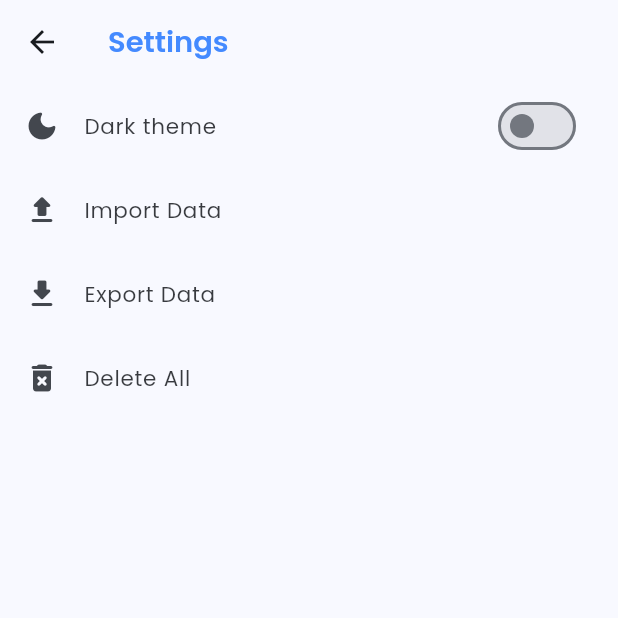
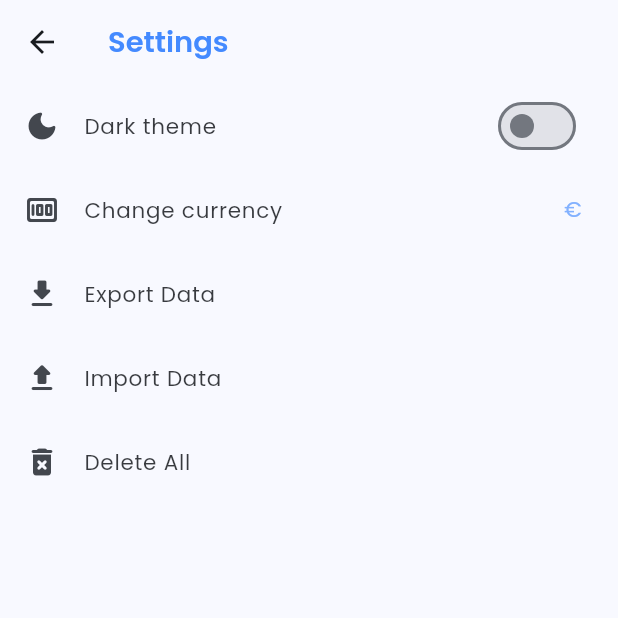
Before and after one commit to jyodesh10/MyTracker, a Flutter app: the screen it shows after launch, after a tap on the "settings" icon, on a phone screen of 412 x 824 dp, the top half of it. Run offline on Flutter 3.47's test engine with Material 3 defaults, Android fonts, the phone set to English and light mode, and no system bars; our stand-ins replace equatable, file_picker, fl_chart, flutter_bloc, google_fonts, isar and 3 more; missing offline and left inert: open_file_manager; accounts and stored records are empty; generated files the repository leaves out were written again; network calls fail.

Commit message:
added change currency feature

```diff
--- /dev/null
+++ b/lib/cubit/currency_cubit/currency_cubit.dart
@@ -0,0 +1,36 @@
+import 'dart:convert';
+
+import 'package:equatable/equatable.dart';
+import 'package:flutter_bloc/flutter_bloc.dart';
+import 'package:my_tracker/utils/shared_pref.dart';
+
+import '../../data/api.dart';
+
+part 'currency_state.dart';
+
+class CurrencyCubit extends Cubit<String> {
+  CurrencyCubit() : super("€");
+
+
+  fetchCurrency() async {
+    var data = await Api.getCurrency();
+    var res = jsonDecode(data);
+    SharedPref.write("EUR", res["data"]["EUR"]);
+    SharedPref.write("INR", res["data"]["INR"]);
+    SharedPref.write("USD", res["data"]["USD"]);
+  }
+
+  checkcurrency() {
+    if(SharedPref.read("selectedCurrency")!=null) {
+      emit(SharedPref.read("selectedCurrency"));
+    } else {
+      emit("€");
+    }
+  }
+
+  selectedCurrency(String currency) {
+    fetchCurrency();
+    SharedPref.write("selectedCurrency", currency);
+    emit(currency);
+  }
+}
--- /dev/null
+++ b/lib/data/api.dart
@@ -0,0 +1,15 @@
+import "package:http/http.dart" as http;
+
+import "../constant.dart";
+
+class Api {
+  static Future<String> getCurrency() async {
+    try {
+      var response = await http.get(Uri.parse(currencyUrl));
+
+      return response.body;
+    } on Exception catch (e) {
+      return e.toString();
+    }
+  }
+}
--- a/lib/main.dart
+++ b/lib/main.dart
@@ -1,6 +1,7 @@
 import 'package:flutter/material.dart';
 import 'package:flutter_bloc/flutter_bloc.dart';
 import 'package:my_tracker/cubit/category_cubit/category_cubit.dart';
+import 'package:my_tracker/cubit/currency_cubit/currency_cubit.dart';
 import 'package:my_tracker/cubit/expenses_cubit/expenses_cubit.dart';
 import 'package:my_tracker/cubit/theme_cubit/theme_cubit.dart';
 import 'package:my_tracker/db_controller/db_controller.dart';
@@ -64,9 +65,12 @@ class MyApp extends StatelessWidget {
               BlocProvider(
                 create: (context) => CategoryCubit()..addCategories(),
               ),
+              BlocProvider(
+                create: (context) => CurrencyCubit()..checkcurrency(),
+              ),
             ],
             child: MaterialApp(
-              title: 'Flutter Demo',
+              title: 'My Tracker',
               debugShowCheckedModeBanner: false,
               theme: lightTheme,
               darkTheme: darkTheme,
--- /dev/null
+++ b/lib/model/currency.dart
@@ -0,0 +1,21 @@
+class CurrencyModel {
+    final Data? data;
+
+    CurrencyModel({
+        this.data,
+    });
+
+}
+
+class Data {
+    final double? cad;
+    final double? eur;
+    final int? usd;
+
+    Data({
+        this.cad,
+        this.eur,
+        this.usd,
+    });
+
+}
--- a/lib/pages/edit_expense_page.dart
+++ b/lib/pages/edit_expense_page.dart
@@ -7,6 +7,7 @@ import 'package:my_tracker/themes.dart';
 import 'package:my_tracker/utils/dateformatter.dart';
 import 'package:responsive_sizer/responsive_sizer.dart';
 
+import '../cubit/currency_cubit/currency_cubit.dart';
 import '../cubit/expenses_cubit/expenses_cubit.dart';
 
 class EditExpensePage extends StatefulWidget {
@@ -125,7 +126,7 @@ class _EditExpensePageState extends State<EditExpensePage> {
                       mainAxisAlignment: MainAxisAlignment.center,
                       children: [
                         Text(
-                          "€  ",
+                          "${context.watch<CurrencyCubit>().state}  ",
                           style: lighttitlestyle(context).copyWith(fontSize: 20.sp),
                         ),
                         Flexible(
--- a/lib/pages/home_page.dart
+++ b/lib/pages/home_page.dart
@@ -2,6 +2,7 @@ import 'package:fl_chart/fl_chart.dart';
 import 'package:flutter/material.dart';
 import 'package:flutter_bloc/flutter_bloc.dart';
 import 'package:my_tracker/cubit/amount_cubit/amount_cubit.dart';
+import 'package:my_tracker/cubit/currency_cubit/currency_cubit.dart';
 import 'package:my_tracker/cubit/expenses_cubit/expenses_cubit.dart';
 import 'package:my_tracker/pages/add_expense_page.dart';
 import 'package:my_tracker/pages/edit_expense_page.dart';
@@ -25,7 +26,17 @@ class _HomePageState extends State<HomePage> with SingleTickerProviderStateMixin
   int tab = 0;
 
   sumup(List<double> amt) {
+    double todouble = double.parse(amt.fold(0.0, (p, c) => p + c).toStringAsFixed(2));
+    if(context.watch<CurrencyCubit>().state == "€") {
       return amt.fold(0.0, (p, c) => p + c).toStringAsFixed(2);
+    } else if(context.watch<CurrencyCubit>().state == "Rs.") {
+      double inr = double.parse(SharedPref.read("INR").toString());
+      return (todouble * inr * 1.6).toStringAsFixed(2);
+    } else {
+      double usd = double.parse(SharedPref.read("USD").toString());
+      return (todouble * usd).toStringAsFixed(2);
+    }
+    // return amt.fold(0.0, (p, c) => p + c).toStringAsFixed(2);
   }
 
   Color interpolateColor(Color start, Color end, double t) {
@@ -45,12 +56,30 @@ class _HomePageState extends State<HomePage> with SingleTickerProviderStateMixin
 
   late TabController tabController;
   List<Map> cat = [];
+
   @override
   void initState() {
     super.initState();
+    firstTimeLaunch();
     tabController = TabController(initialIndex: SharedPref.read("tab") ?? 0, length: 4, vsync: this, animationDuration: Duration(milliseconds: 100))..addListener(() {
       handleTabChange(tabController.index);
     },);
+  }
+
+  String currency = "€";
+
+  String getCurrency() {
+    currency = context.watch<CurrencyCubit>().state;
+    return currency;
+  }
+
+  firstTimeLaunch() async {
+    if(SharedPref.read("firstTime") == null || SharedPref.read("firstTime") == true) {
+      SharedPref.write("firstTime", false);
+      context.read<CurrencyCubit>().fetchCurrency();
+    } else {
+      SharedPref.write("firstTime", false);
+    }
   }
 
   void handleTabChange(int value) async {
@@ -130,18 +159,23 @@ class _HomePageState extends State<HomePage> with SingleTickerProviderStateMixin
                                 ),
                               ),
                             ),
-                            AnimatedContainer(
-                              duration: Duration(seconds: 2),
-                              curve: Curves.fastEaseInToSlowEaseOut,
+                            ConstrainedBox(
+                              constraints: BoxConstraints(
+                                maxHeight: 40.sp,
+                                maxWidth: 45.w,
+                              ),
+                              child: FittedBox(
                                 child: Text(
                                   state is ExpensesLoaded
-                                  ? "€ ${sumup(state.expenses.map((e) => double.parse(e.amount.toString())).toList())}"
-                                  : "€ 000",
+                                    ? "${getCurrency()} ${sumup(state.expenses.map((e) => double.parse(e.amount.toString())).toList())}"
+                                    : "${getCurrency()} 000",
                                   style: titlestyle(context).copyWith(
                                     color: Colors.blueAccent,
                                     fontSize: 22.sp,
                                   ),
+                                  maxLines: 1,
                                 ),
+                              )
                             ),
                             Positioned(
                               top: 10.sp,
@@ -282,7 +316,7 @@ class _HomePageState extends State<HomePage> with SingleTickerProviderStateMixin
               Column(
                 children: [
                   Text(
-                    "- € ${state.expenses[index].amount.toString()}",
+                    "- ${getCurrency()} ${state.expenses[index].amount.toString()}",
                     style: lighttitlestyle(context).copyWith(
                       fontWeight: FontWeight.bold,
                       color: Colors.red,
--- a/lib/pages/settings_page.dart
+++ b/lib/pages/settings_page.dart
@@ -5,12 +5,14 @@ import 'dart:typed_data';
 import 'package:file_picker/file_picker.dart';
 import 'package:flutter/material.dart';
 import 'package:flutter_bloc/flutter_bloc.dart';
+import 'package:my_tracker/cubit/currency_cubit/currency_cubit.dart';
 import 'package:my_tracker/cubit/theme_cubit/theme_cubit.dart';
 import 'package:my_tracker/db_controller/db_controller.dart';
 import 'package:my_tracker/themes.dart';
 import 'package:open_file_manager/open_file_manager.dart';
 import 'package:path_provider/path_provider.dart';
 import 'package:permission_handler/permission_handler.dart';
+import 'package:responsive_sizer/responsive_sizer.dart';
 
 import '../cubit/expenses_cubit/expenses_cubit.dart';
 import '../utils/dialogs.dart';
@@ -76,11 +78,18 @@ class _SettingsPageState extends State<SettingsPage> {
 
       // jsonDecode(await file.readAsString());
       await DbController.importExpenses(jsonBytes).whenComplete(() {
-        if(mounted) {
-          ScaffoldMessenger.of(context).showSnackBar(SnackBar(
+        if (mounted) {
+          ScaffoldMessenger.of(context).showSnackBar(
+            SnackBar(
               backgroundColor: Theme.of(context).colorScheme.surface,
-            content: Text("Imported: ${result.files.single.path}", style: lighttitlestyle(context).copyWith(color: Colors.blueAccent),
-          )));
+              content: Text(
+                "Imported: ${result.files.single.path}",
+                style: lighttitlestyle(
+                  context,
+                ).copyWith(color: Colors.blueAccent),
+              ),
+            ),
+          );
           reloadDb();
         }
       });
@@ -100,14 +109,16 @@ class _SettingsPageState extends State<SettingsPage> {
     Navigator.pop(context);
   }
 
-
   @override
   Widget build(BuildContext context) {
     return Scaffold(
       backgroundColor: Theme.of(context).scaffoldBackgroundColor,
       appBar: AppBar(
         backgroundColor: Theme.of(context).colorScheme.surface,
-        title: Text("Settings", style: titlestyle(context).copyWith(color: Colors.blueAccent)),
+        title: Text(
+          "Settings",
+          style: titlestyle(context).copyWith(color: Colors.blueAccent),
+        ),
       ),
       body: BlocBuilder<ThemeCubit, bool>(
         builder: (context, state) {
@@ -124,11 +135,67 @@ class _SettingsPageState extends State<SettingsPage> {
                   },
                 ),
               ),
+              BlocBuilder<CurrencyCubit, String>(
+                builder: (context, state) {
+                  return ListTile(
+                    leading: Icon(Icons.money_rounded),
+                    title: Text(
+                      "Change currency",
+                      style: lighttitlestyle(context),
+                    ),
+                    trailing: Text(
+                      state,
+                      style: lighttitlestyle(
+                        context,
+                      ).copyWith(color: Colors.blueAccent.shade100),
+                    ),
+                    onTap: () => showDialog(
+                      context: context,
+                      builder: (context) {
+                        return AlertDialog(
+                          title: Text(
+                            "Change currency",
+                            style: titlestyle(context).copyWith(fontSize: 16.sp),
+                          ),
+                          content: Column(
+                            mainAxisSize: MainAxisSize.min,
+                            children: [
                               ListTile(
-                leading: Icon(Icons.upload_rounded),
-                title: Text("Import Data", style: lighttitlestyle(context)),
+                                leading: Text("€", style: lighttitlestyle(context),),
+                                title: Text("EUR", style: lighttitlestyle(context)),
                                 onTap: () {
-                  importJson();
+                                  context.read<CurrencyCubit>().selectedCurrency(
+                                    "€",
+                                  );
+                                  Navigator.pop(context);
+                                },
+                              ),
+                              ListTile(
+                                leading: Text("\$", style: lighttitlestyle(context),),
+                                title: Text("USD", style: lighttitlestyle(context)),
+                                onTap: () {
+                                  context.read<CurrencyCubit>().selectedCurrency(
+                                    "\$",
+                                  );
+                                  Navigator.pop(context);
+                                },
+                              ),
+                              ListTile(
+                                leading: Text("रू", style: lighttitlestyle(context),),
+                                title: Text("NPR", style: lighttitlestyle(context)),
+                                onTap: () {
+                                  context.read<CurrencyCubit>().selectedCurrency(
+                                    "Rs.",
+                                  );
+                                  Navigator.pop(context);
+                                },
+                              ),
+                            ],
+                          ),
+                        );
+                      }
+                    )
+                  );
                 },
               ),
               ListTile(
@@ -138,21 +205,40 @@ class _SettingsPageState extends State<SettingsPage> {
                   List<Map<String, dynamic>> data = await DbController()
                       .exportExpenses();
                   await saveJsonData(data).whenComplete(() {
-                    if(context.mounted) {
-                      ScaffoldMessenger.of(context).showSnackBar(SnackBar(
-                        backgroundColor: Theme.of(context).colorScheme.surface,
-                        action: SnackBarAction(label: "Open", onPressed: () {
+                    if (context.mounted) {
+                      ScaffoldMessenger.of(context).showSnackBar(
+                        SnackBar(
+                          backgroundColor: Theme.of(
+                            context,
+                          ).colorScheme.surface,
+                          action: SnackBarAction(
+                            label: "Open",
+                            onPressed: () {
                               openFileManager(
                                 androidConfig: AndroidConfig(
                                   folderPath: "/storage/emulated/0/Download",
-                              folderType: AndroidFolderType.download
+                                  folderType: AndroidFolderType.download,
                                 ),
                               );
-                        }),
-                        content: Text("Exported: /storage/emulated/0/Download/isar_backup_expenses.json", style: lighttitlestyle(context).copyWith(color: Colors.blueAccent),
-                      )));
+                            },
+                          ),
+                          content: Text(
+                            "Exported: /storage/emulated/0/Download/isar_backup_expenses.json",
+                            style: lighttitlestyle(
+                              context,
+                            ).copyWith(color: Colors.blueAccent),
+                          ),
+                        ),
+                      );
                     }
-                  },);
+                  });
+                },
+              ),
+              ListTile(
+                leading: Icon(Icons.upload_rounded),
+                title: Text("Import Data", style: lighttitlestyle(context)),
+                onTap: () {
+                  importJson();
                 },
               ),
               ListTile(
@@ -162,10 +248,13 @@ class _SettingsPageState extends State<SettingsPage> {
                   CustomDialogs.deleteDialog(
                     context,
                     title: "Delete All?",
-                    content: "Are you sure you want to delete all your expenses data?",
+                    content:
+                        "Are you sure you want to delete all your expenses data?",
                     onPressed: () async {
-                      await DbController.deleteAllExpenses().whenComplete(() => reloadDb());
-                      if(context.mounted) Navigator.pop(context);
+                      await DbController.deleteAllExpenses().whenComplete(
+                        () => reloadDb(),
+                      );
+                      if (context.mounted) Navigator.pop(context);
                     },
                   );
                 },
--- a/pubspec.yaml
+++ b/pubspec.yaml
@@ -50,6 +50,7 @@ dependencies:
   shared_preferences: ^2.5.3
   open_file_manager: ^2.0.1
   file_picker: ^10.3.3
+  http: ^1.5.0
 
 dev_dependencies:
   flutter_test:
```
Also changed, not shown: lib/cubit/currency_cubit/currency_state.dart (added, +10 -0 lines), lib/pages/add_expense_page.dart (+24 -18 lines), pubspec.lock, 1 other file. Lines whose indentation alone changed are shown as unchanged.
